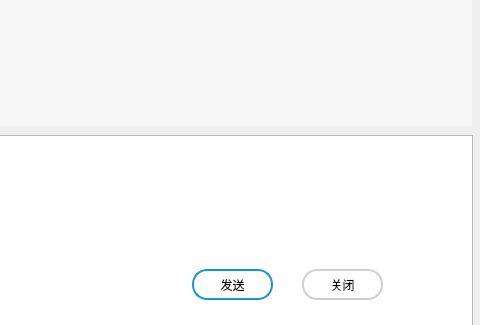
Above: hw3/Client/ct3/talkpage.ui from 0x404/linux-course before the change; both pictures show x 228 to 708 and y 315 to 640 of the 708 by 640 pixel window. Below: the same form after it.
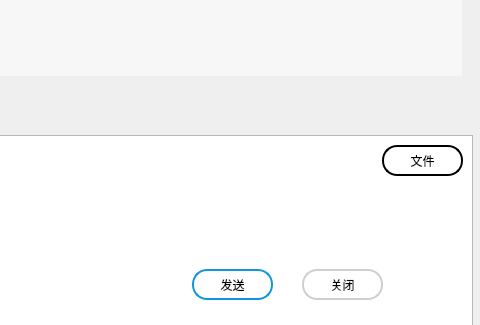
That is the form after the change.

The edit to the form file:
```diff
--- a/hw3/Client/ct3/talkpage.ui
+++ b/hw3/Client/ct3/talkpage.ui
@@ -122,12 +122,33 @@
      <string>发送</string>
     </property>
    </widget>
+   <widget class="QPushButton" name="pushButton_4">
+    <property name="geometry">
+     <rect>
+      <x>680</x>
+      <y>80</y>
+      <width>81</width>
+      <height>31</height>
+     </rect>
+    </property>
+    <property name="styleSheet">
+     <string notr="true">border-radius:15px;
+border: 2px solid ;
+background:transparent;
+border:2px solid ;
+
+</string>
+    </property>
+    <property name="text">
+     <string>文件</string>
+    </property>
+   </widget>
   </widget>
   <widget class="QListWidget" name="listWidget">
    <property name="geometry">
     <rect>
-     <x>10</x>
-     <y>30</y>
+     <x>0</x>
+     <y>-20</y>
      <width>690</width>
      <height>411</height>
     </rect>
```
